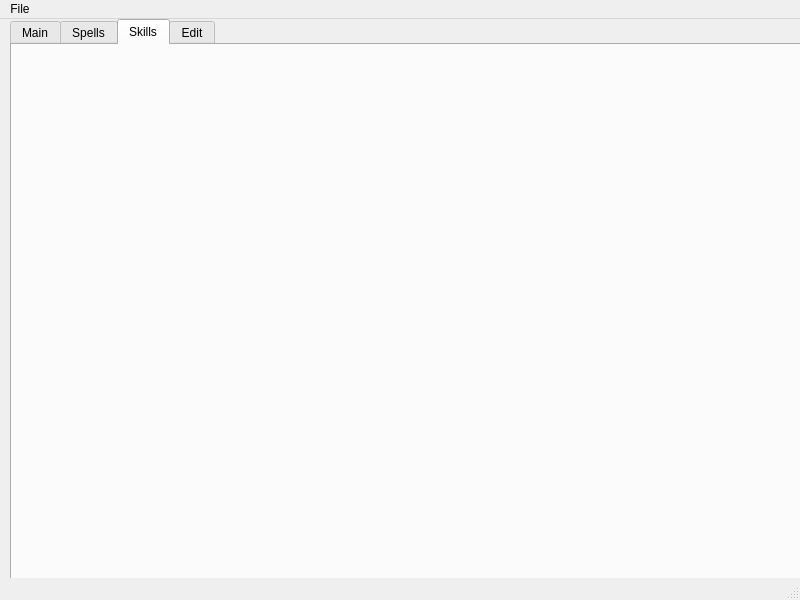
Before: the Qt Designer form Project/CharacterBuilder.ui in Mgarci17/CharacterCreator, drawn with Qt 5.
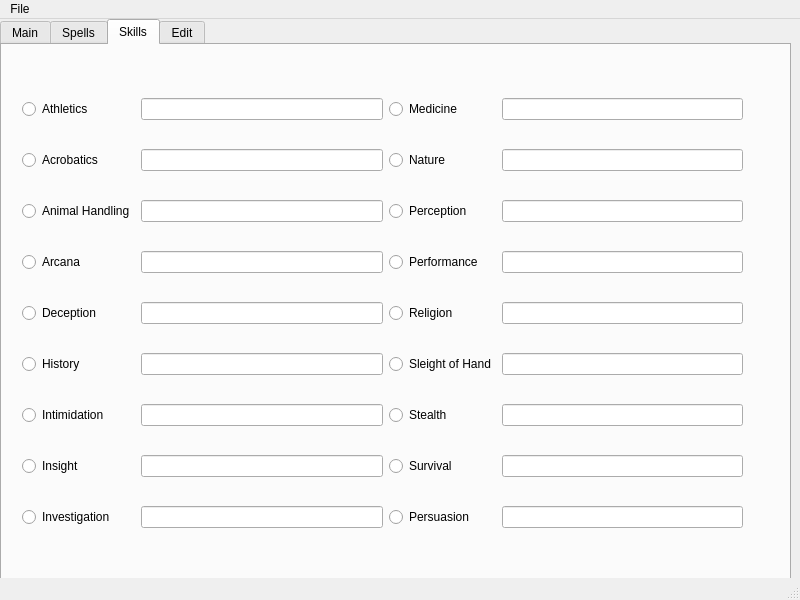
After: the same form once the commit is applied. The open tabs and pages were chosen to show the change.

The edit to the form file:
```diff
--- a/Project/CharacterBuilder.ui
+++ b/Project/CharacterBuilder.ui
@@ -26,7 +26,7 @@
    <widget class="QTabWidget" name="tabWidget">
     <property name="geometry">
      <rect>
-      <x>10</x>
+      <x>0</x>
       <y>0</y>
       <width>791</width>
       <height>561</height>
@@ -55,6 +55,387 @@
      <attribute name="title">
       <string>Skills</string>
      </attribute>
+     <widget class="QWidget" name="">
+      <property name="geometry">
+       <rect>
+        <x>20</x>
+        <y>30</y>
+        <width>721</width>
+        <height>481</height>
+       </rect>
+      </property>
+      <layout class="QGridLayout" name="gridLayout_3">
+       <item row="0" column="0">
+        <widget class="QRadioButton" name="athletics_radioButton">
+         <property name="text">
+          <string>Athletics</string>
+         </property>
+         <property name="autoExclusive">
+          <bool>false</bool>
+         </property>
+        </widget>
+       </item>
+       <item row="0" column="1">
+        <widget class="QLineEdit" name="athletics_lineEdit">
+         <property name="enabled">
+          <bool>true</bool>
+         </property>
+         <property name="alignment">
+          <set>Qt::AlignCenter</set>
+         </property>
+         <property name="readOnly">
+          <bool>true</bool>
+         </property>
+         <property name="placeholderText">
+          <string/>
+         </property>
+        </widget>
+       </item>
+       <item row="0" column="2">
+        <widget class="QRadioButton" name="medicine_radioButton">
+         <property name="text">
+          <string>Medicine</string>
+         </property>
+         <property name="autoExclusive">
+          <bool>false</bool>
+         </property>
+        </widget>
+       </item>
+       <item row="0" column="3">
+        <widget class="QLineEdit" name="medicine_lineEdit">
+         <property name="alignment">
+          <set>Qt::AlignCenter</set>
+         </property>
+         <property name="readOnly">
+          <bool>true</bool>
+         </property>
+        </widget>
+       </item>
+       <item row="1" column="0">
+        <widget class="QRadioButton" name="acrobatics_radioButton">
+         <property name="text">
+          <string>Acrobatics</string>
+         </property>
+         <property name="autoExclusive">
+          <bool>false</bool>
+         </property>
+        </widget>
+       </item>
+       <item row="1" column="1">
+        <widget class="QLineEdit" name="acrobatics_lineEdit">
+         <property name="enabled">
+          <bool>true</bool>
+         </property>
+         <property name="alignment">
+          <set>Qt::AlignCenter</set>
+         </property>
+         <property name="readOnly">
+          <bool>true</bool>
+         </property>
+        </widget>
+       </item>
+       <item row="1" column="2">
+        <widget class="QRadioButton" name="nature_radioButton">
+         <property name="text">
+          <string>Nature</string>
+         </property>
+         <property name="autoExclusive">
+          <bool>false</bool>
+         </property>
+        </widget>
+       </item>
+       <item row="1" column="3">
+        <widget class="QLineEdit" name="nature_lineEdit">
+         <property name="alignment">
+          <set>Qt::AlignCenter</set>
+         </property>
+         <property name="readOnly">
+          <bool>true</bool>
+         </property>
+        </widget>
+       </item>
+       <item row="2" column="0">
+        <widget class="QRadioButton" name="animalHandling_radioButton">
+         <property name="text">
+          <string>Animal Handling</string>
+         </property>
+         <property name="autoExclusive">
+          <bool>false</bool>
+         </property>
+        </widget>
+       </item>
+       <item row="2" column="1">
+        <widget class="QLineEdit" name="animal_handling_lineEdit">
+         <property name="alignment">
+          <set>Qt::AlignCenter</set>
+         </property>
+         <property name="readOnly">
+          <bool>true</bool>
+         </property>
+        </widget>
+       </item>
+       <item row="2" column="2">
+        <widget class="QRadioButton" name="perception_radioButton">
+         <property name="text">
+          <string>Perception</string>
+         </property>
+         <property name="autoExclusive">
+          <bool>false</bool>
+         </property>
+        </widget>
+       </item>
+       <item row="2" column="3">
+        <widget class="QLineEdit" name="perception_lineEdit">
+         <property name="alignment">
+          <set>Qt::AlignCenter</set>
+         </property>
+         <property name="readOnly">
+          <bool>true</bool>
+         </property>
+        </widget>
+       </item>
+       <item row="3" column="0">
+        <widget class="QRadioButton" name="arcana_radioButton">
+         <property name="text">
+          <string>Arcana</string>
+         </property>
+         <property name="autoExclusive">
+          <bool>false</bool>
+         </property>
+        </widget>
+       </item>
+       <item row="3" column="1">
+        <widget class="QLineEdit" name="arcana_lineEdit">
+         <property name="alignment">
+          <set>Qt::AlignCenter</set>
+         </property>
+         <property name="readOnly">
+          <bool>true</bool>
+         </property>
+        </widget>
+       </item>
+       <item row="3" column="2">
+        <widget class="QRadioButton" name="performance_radioButton">
+         <property name="text">
+          <string>Performance</string>
+         </property>
+         <property name="autoExclusive">
+          <bool>false</bool>
+         </property>
+        </widget>
+       </item>
+       <item row="3" column="3">
+        <widget class="QLineEdit" name="performance_lineEdit">
+         <property name="alignment">
+          <set>Qt::AlignCenter</set>
+         </property>
+         <property name="readOnly">
+          <bool>true</bool>
+         </property>
+        </widget>
+       </item>
+       <item row="4" column="0">
+        <widget class="QRadioButton" name="deception_radioButton">
+         <property name="text">
+          <string>Deception</string>
+         </property>
+         <property name="autoExclusive">
+          <bool>false</bool>
+         </property>
+        </widget>
+       </item>
+       <item row="4" column="1">
+        <widget class="QLineEdit" name="deception_lineEdit">
+         <property name="alignment">
+          <set>Qt::AlignCenter</set>
+         </property>
+         <property name="readOnly">
+          <bool>true</bool>
+         </property>
+        </widget>
+       </item>
+       <item row="4" column="2">
+        <widget class="QRadioButton" name="religion_radioButton">
+         <property name="text">
+          <string>Religion</string>
+         </property>
+         <property name="autoExclusive">
+          <bool>false</bool>
+         </property>
+        </widget>
+       </item>
+       <item row="4" column="3">
+        <widget class="QLineEdit" name="religion_lineEdit">
+         <property name="alignment">
+          <set>Qt::AlignCenter</set>
+         </property>
+         <property name="readOnly">
+          <bool>true</bool>
+         </property>
+        </widget>
+       </item>
+       <item row="5" column="0">
+        <widget class="QRadioButton" name="history_radioButton">
+         <property name="text">
+          <string>History</string>
+         </property>
+         <property name="autoExclusive">
+          <bool>false</bool>
+         </property>
+        </widget>
+       </item>
+       <item row="5" column="1">
+        <widget class="QLineEdit" name="history_lineEdit">
+         <property name="alignment">
+          <set>Qt::AlignCenter</set>
+         </property>
+         <property name="readOnly">
+          <bool>true</bool>
+         </property>
+        </widget>
+       </item>
+       <item row="5" column="2">
+        <widget class="QRadioButton" name="sleightofhand_radioButton">
+         <property name="text">
+          <string>Sleight of Hand</string>
+         </property>
+         <property name="autoExclusive">
+          <bool>false</bool>
+         </property>
+        </widget>
+       </item>
+       <item row="5" column="3">
+        <widget class="QLineEdit" name="sleightofhand_lineEdit">
+         <property name="alignment">
+          <set>Qt::AlignCenter</set>
+         </property>
+         <property name="readOnly">
+          <bool>true</bool>
+         </property>
+        </widget>
+       </item>
+       <item row="6" column="0">
+        <widget class="QRadioButton" name="intimidation_radioButton">
+         <property name="text">
+          <string>Intimidation</string>
+         </property>
+         <property name="autoExclusive">
+          <bool>false</bool>
+         </property>
+        </widget>
+       </item>
+       <item row="6" column="1">
+        <widget class="QLineEdit" name="intimidation_lineEdit">
+         <property name="alignment">
+          <set>Qt::AlignCenter</set>
+         </property>
+         <property name="readOnly">
+          <bool>true</bool>
+         </property>
+        </widget>
+       </item>
+       <item row="6" column="2">
+        <widget class="QRadioButton" name="stealth_radioButton">
+         <property name="text">
+          <string>Stealth</string>
+         </property>
+         <property name="autoExclusive">
+          <bool>false</bool>
+         </property>
+        </widget>
+       </item>
+       <item row="6" column="3">
+        <widget class="QLineEdit" name="stealth_lineEdit">
+         <property name="alignment">
+          <set>Qt::AlignCenter</set>
+         </property>
+         <property name="readOnly">
+          <bool>true</bool>
+         </property>
+        </widget>
+       </item>
+       <item row="7" column="0">
+        <widget class="QRadioButton" name="insight_radioButton">
+         <property name="text">
+          <string>Insight</string>
+         </property>
+         <property name="autoExclusive">
+          <bool>false</bool>
+         </property>
+        </widget>
+       </item>
+       <item row="7" column="1">
+        <widget class="QLineEdit" name="insight_lineEdit">
+         <property name="alignment">
+          <set>Qt::AlignCenter</set>
+         </property>
+         <property name="readOnly">
+          <bool>true</bool>
+         </property>
+        </widget>
+       </item>
+       <item row="7" column="2">
+        <widget class="QRadioButton" name="survival_radioButton">
+         <property name="text">
+          <string>Survival</string>
+         </property>
+         <property name="autoExclusive">
+          <bool>false</bool>
+         </property>
+        </widget>
+       </item>
+       <item row="7" column="3">
+        <widget class="QLineEdit" name="survival_lineEdit">
+         <property name="alignment">
+          <set>Qt::AlignCenter</set>
+         </property>
+         <property name="readOnly">
+          <bool>true</bool>
+         </property>
+        </widget>
+       </item>
+       <item row="8" column="0">
+        <widget class="QRadioButton" name="investigation_radioButton">
+         <property name="text">
+          <string>Investigation</string>
+         </property>
+         <property name="autoExclusive">
+          <bool>false</bool>
+         </property>
+        </widget>
+       </item>
+       <item row="8" column="1">
+        <widget class="QLineEdit" name="investigation_lineEdit">
+         <property name="alignment">
+          <set>Qt::AlignCenter</set>
+         </property>
+         <property name="readOnly">
+          <bool>true</bool>
+         </property>
+        </widget>
+       </item>
+       <item row="8" column="3">
+        <widget class="QLineEdit" name="persuasion_lineEdit">
+         <property name="alignment">
+          <set>Qt::AlignCenter</set>
+         </property>
+         <property name="readOnly">
+          <bool>true</bool>
+         </property>
+        </widget>
+       </item>
+       <item row="8" column="2">
+        <widget class="QRadioButton" name="persuasion_radioButton">
+         <property name="text">
+          <string>Persuasion</string>
+         </property>
+         <property name="autoExclusive">
+          <bool>false</bool>
+         </property>
+        </widget>
+       </item>
+      </layout>
+     </widget>
     </widget>
     <widget class="QWidget" name="edit_tab">
      <attribute name="title">
```
Left out of the diff: 317 changed lines with no effect on the pictures.
